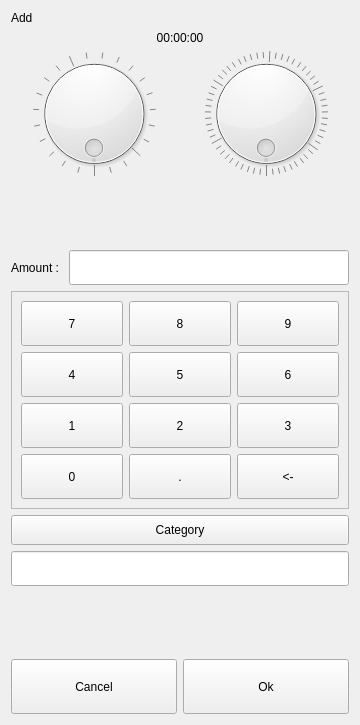
This is dlgsettime.ui in ic005k/Knot-Legacy as Qt 5 draws it before an edit. The edited form follows.
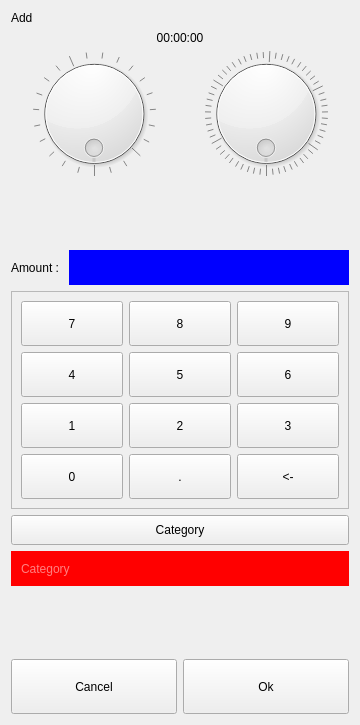
This is the edited form.

```diff
--- a/dlgsettime.ui
+++ b/dlgsettime.ui
@@ -127,6 +127,17 @@
          <height>35</height>
         </size>
        </property>
+       <property name="styleSheet">
+        <string notr="true">QLineEdit
+{
+border: 0px solid gray;
+border-radius: 0px;
+padding: 0 8px;
+background: blue;
+color:white;
+selection-background-color: lightblue;
+}</string>
+       </property>
        <property name="text">
         <string/>
        </property>
@@ -419,6 +430,20 @@
          <height>35</height>
         </size>
        </property>
+       <property name="styleSheet">
+        <string notr="true">QLineEdit
+{
+border: 0px solid gray;
+border-radius: 0px;
+padding: 0 8px;
+background: red;
+color:white;
+selection-background-color: lightblue;
+}</string>
+       </property>
+       <property name="placeholderText">
+        <string>Category</string>
+       </property>
       </widget>
      </item>
     </layout>
```
